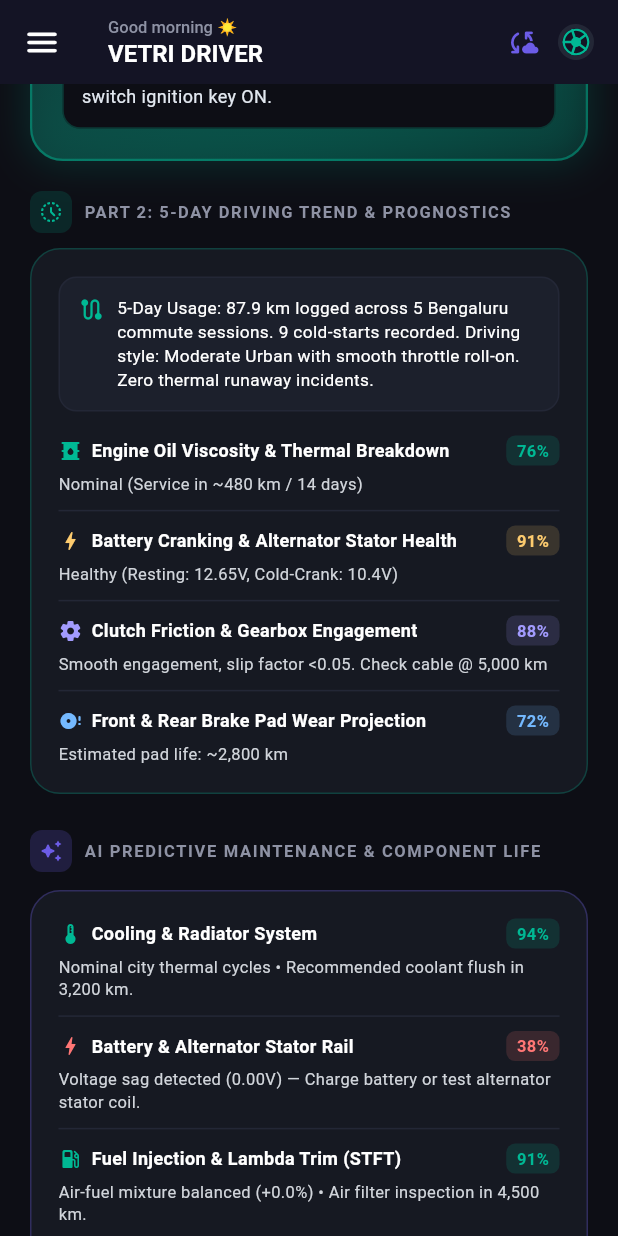
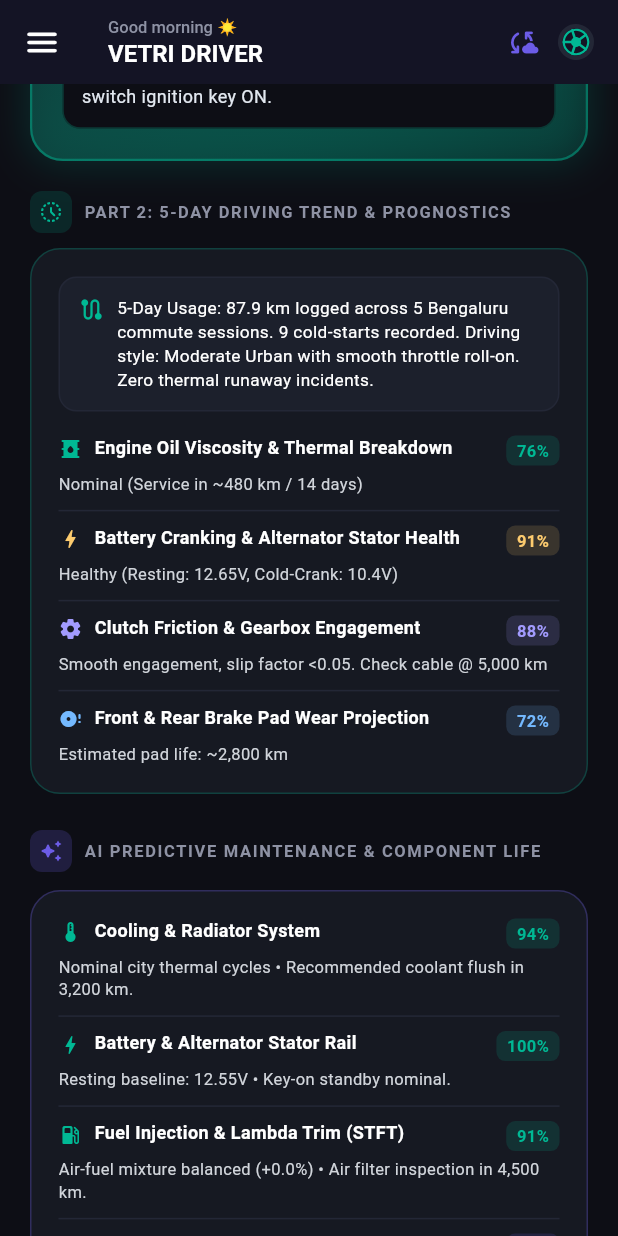
Before and after one commit to Laavanya-M0117/VehiclePredSys, a Flutter app: the HomeDashboardScreen screen opened directly, scrolled down 576 dp, on a phone screen of 412 x 824 dp. Run offline on Flutter 3.47's test engine with Material 3 defaults, Android fonts, the phone set to English and light mode, and no system bars; our stand-ins replace fl_chart, flutter_blue_plus, flutter_secure_storage, geolocator, pdf, printing and 2 more; accounts and stored records are empty; network calls fail.

Commit message:
Fix auth gating, password verification, dynamic voltage telemetry, component text wrapping, and triage stability

```diff
--- a/mobile_app/lib/screens/device_registration_screen.dart
+++ b/mobile_app/lib/screens/device_registration_screen.dart
@@ -140,7 +140,7 @@ class _DeviceRegistrationScreenState extends State<DeviceRegistrationScreen>
       final devId = widget.device['id'] ?? 'unknown';
       final rawDigits = _phoneCtrl.text.replaceAll(RegExp(r'\D'), '');
       final phone = rawDigits.length >= 10 ? '+91 ' + rawDigits.substring(rawDigits.length - 10) : '';
-      provider.bindDevice(devId, email, displayName: _nameCtrl.text.trim(), email: email, phone: phone);
+      provider.bindDevice(devId, email, password: _passwordCtrl.text, displayName: _nameCtrl.text.trim(), email: email, phone: phone);
       provider.connectToDevice(widget.device);
       Navigator.of(context).pushReplacement(
         MaterialPageRoute(builder: (_) => const MainNavigationShell()),
--- a/mobile_app/lib/screens/home_dashboard_screen.dart
+++ b/mobile_app/lib/screens/home_dashboard_screen.dart
@@ -848,12 +848,18 @@ class HomeDashboardScreen extends StatelessWidget {
                     _buildAiComponentRow(
                       context,
                       title: 'Battery & Alternator Stator Rail',
-                      healthPct: provider.batteryVoltage < 12.0 ? 38 : 98,
-                      statusText: provider.batteryVoltage < 12.0
-                          ? 'Voltage sag detected (${provider.batteryVoltage.toStringAsFixed(2)}V) — Charge battery or test alternator stator coil.'
-                          : 'Charging current nominal at ${provider.batteryVoltage.toStringAsFixed(2)}V • Resting voltage baseline stable.',
+                      healthPct: (provider.triageLevel == 'STANDBY' || provider.rpm == 0)
+                          ? 100
+                          : ((provider.batteryVoltage > 0 && provider.batteryVoltage < 11.2 && provider.rpm > 1200) ? 38 : 98),
+                      statusText: (provider.triageLevel == 'STANDBY' || provider.rpm == 0)
+                          ? 'Resting baseline: ${provider.batteryVoltage > 0 ? provider.batteryVoltage.toStringAsFixed(2) : "12.55"}V • Key-on standby nominal.'
+                          : ((provider.batteryVoltage > 0 && provider.batteryVoltage < 11.2 && provider.rpm > 1200)
+                              ? 'Under-voltage under load (${provider.batteryVoltage.toStringAsFixed(2)}V) — Test stator coil.'
+                              : 'Charging current nominal at ${provider.batteryVoltage > 0 ? provider.batteryVoltage.toStringAsFixed(2) : "13.80"}V • Alternator output verified.'),
                       icon: Icons.bolt_rounded,
-                      color: provider.batteryVoltage < 12.0 ? const Color(0xFFFF7675) : const Color(0xFF00B894),
+                      color: (provider.batteryVoltage > 0 && provider.batteryVoltage < 11.2 && provider.rpm > 1200 && provider.triageLevel != 'STANDBY')
+                          ? const Color(0xFFFF7675)
+                          : const Color(0xFF00B894),
                     ),
                     const Divider(color: Color(0xFF232736), height: 20),
 
@@ -934,21 +940,28 @@ class HomeDashboardScreen extends StatelessWidget {
       crossAxisAlignment: CrossAxisAlignment.start,
       children: [
         Row(
-          crossAxisAlignment: CrossAxisAlignment.center,
+          crossAxisAlignment: CrossAxisAlignment.start,
           children: [
-            Icon(icon, color: color, size: 16),
-            const SizedBox(width: 6),
-            // Expanded prevents title from overflowing into health badge
+            Padding(
+              padding: const EdgeInsets.only(top: 1.0),
+              child: Icon(icon, color: color, size: 16),
+            ),
+            const SizedBox(width: 8),
+            // Expanded allows title to wrap across 2 lines without truncating awkwardly
             Expanded(
               child: Text(
                 title,
                 style: TextStyle(
-                    color: AppColors.text(context), fontWeight: FontWeight.bold, fontSize: 12),
-                overflow: TextOverflow.ellipsis,
-                maxLines: 1,
+                  color: AppColors.text(context),
+                  fontWeight: FontWeight.bold,
+                  fontSize: 12,
+                  height: 1.25,
+                ),
+                softWrap: true,
+                maxLines: 2,
               ),
             ),
-            const SizedBox(width: 6),
+            const SizedBox(width: 8),
             Container(
               padding: const EdgeInsets.symmetric(horizontal: 7, vertical: 2),
               decoration: BoxDecoration(
```
Also changed, not shown: mobile_app/lib/providers/app_state_provider.dart (+36 -33 lines), mobile_app/lib/services/api_service.dart (+50 -10 lines), mobile_app/lib/services/database_service.dart (+8 -0 lines), 7 other files.
